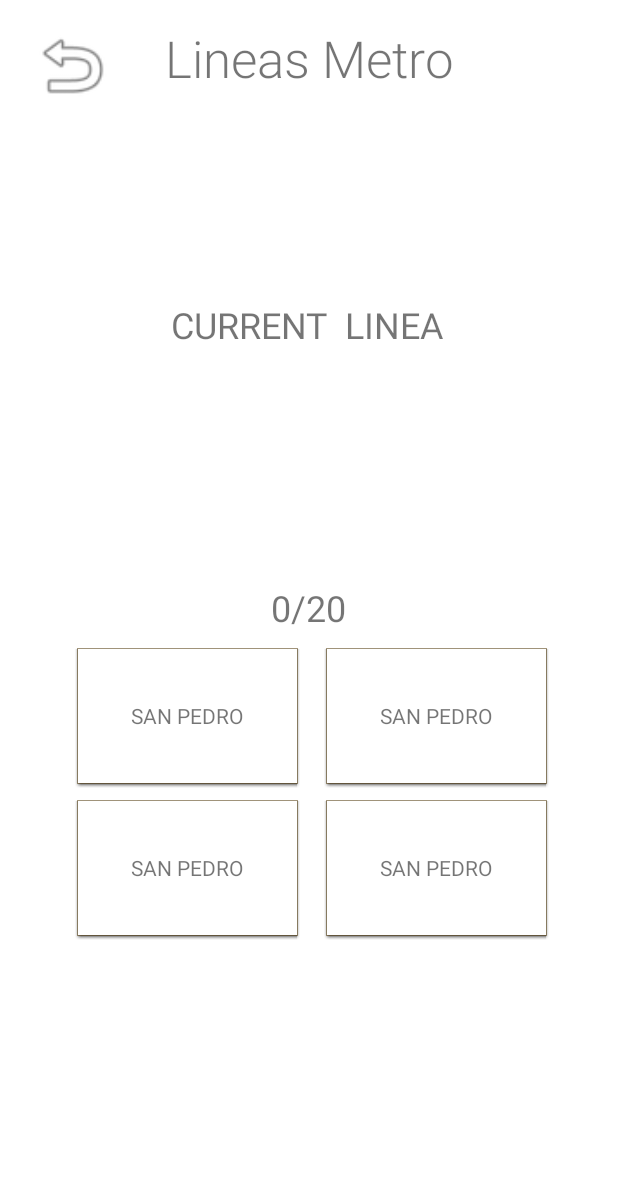
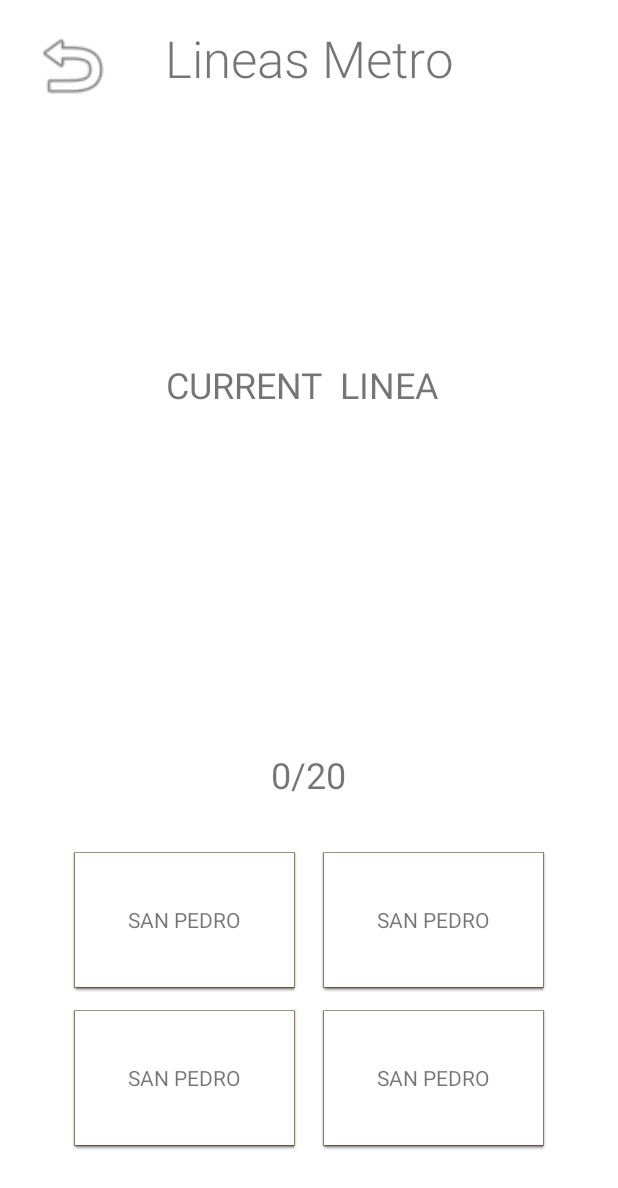
Before and after one commit to jcrucesdeveloper/Metro-metro, an Android app: the PlayGameActivity screen opened directly, with no data from a screen before it, on a phone screen of 412 x 824 dp. Shown: the top 1188 px of the screen. Run offline under Robolectric (Android 15) with nearby library versions, the phone set to English and light mode, and no system bars.

Commit message:
feat(pickerAlternatives): WIP pickerAlternatives

```diff
--- a/app/src/main/java/com/jorgecruces/metrometro/activities/MainActivity.java
+++ b/app/src/main/java/com/jorgecruces/metrometro/activities/MainActivity.java
@@ -2,15 +2,14 @@ package com.jorgecruces.metrometro.activities;
 
 import android.content.Intent;
 import android.os.Bundle;
-import android.util.Log;
 import android.view.View;
 
 import androidx.annotation.Nullable;
 import androidx.appcompat.app.AppCompatActivity;
+import androidx.appcompat.app.AppCompatDelegate;
 
 import com.jorgecruces.metrometro.R;
 
-import java.util.ArrayList;
 
 public class MainActivity extends AppCompatActivity {
 
@@ -18,6 +17,7 @@ public class MainActivity extends AppCompatActivity {
     protected void onCreate(@Nullable Bundle savedInstanceState) {
         super.onCreate(savedInstanceState);
         setContentView(R.layout.activity_main);
+        AppCompatDelegate.setDefaultNightMode(AppCompatDelegate.MODE_NIGHT_NO);
     }
 
     public void goNextActivity(View view) {
--- a/app/src/main/res/layout/activity_play_game.xml
+++ b/app/src/main/res/layout/activity_play_game.xml
@@ -15,6 +15,7 @@
         android:layout_marginTop="16dp"
         android:layout_marginEnd="331dp"
         android:onClick="goBackToMenu"
+        android:contentDescription="Button"
         app:layout_constraintEnd_toEndOf="parent"
         app:layout_constraintHorizontal_bias="0.0"
         app:layout_constraintStart_toStartOf="parent"
@@ -37,31 +38,21 @@
         android:layout_width="150dp"
         android:layout_height="93dp"
         android:layout_marginStart="16dp"
-        android:layout_marginTop="8dp"
+        android:layout_marginTop="12dp"
+        android:layout_marginEnd="48dp"
         android:background="@android:drawable/editbox_dropdown_light_frame"
         android:gravity="center_horizontal|center_vertical"
         android:text="SAN PEDRO"
+        app:layout_constraintEnd_toEndOf="parent"
         app:layout_constraintStart_toEndOf="@+id/textViewAlternative3"
         app:layout_constraintTop_toBottomOf="@+id/textViewAlternative2" />
-
-    <TextView
-        android:id="@+id/textViewAlternative2"
-        android:layout_width="150dp"
-        android:layout_height="93dp"
-        android:layout_marginStart="16dp"
-        android:layout_marginTop="432dp"
-        android:background="@android:drawable/editbox_dropdown_light_frame"
-        android:gravity="center_horizontal|center_vertical"
-        android:text="SAN PEDRO"
-        app:layout_constraintStart_toEndOf="@+id/textViewAlternative1"
-        app:layout_constraintTop_toTopOf="parent" />
 
     <TextView
         android:id="@+id/textViewAlternative3"
         android:layout_width="150dp"
         android:layout_height="93dp"
-        android:layout_marginStart="50dp"
-        android:layout_marginTop="8dp"
+        android:layout_marginStart="48dp"
+        android:layout_marginTop="12dp"
         android:background="@android:drawable/editbox_dropdown_light_frame"
         android:gravity="center_horizontal|center_vertical"
         android:text="SAN PEDRO"
@@ -72,23 +63,11 @@
         android:id="@+id/textViewAlternative1"
         android:layout_width="150dp"
         android:layout_height="93dp"
-        android:layout_marginStart="50dp"
-        android:layout_marginTop="432dp"
+        android:layout_marginStart="48dp"
+        android:layout_marginTop="568dp"
         android:background="@android:drawable/editbox_dropdown_light_frame"
         android:gravity="center_horizontal|center_vertical"
         android:text="SAN PEDRO"
-        app:layout_constraintStart_toStartOf="parent"
-        app:layout_constraintTop_toTopOf="parent" />
-
-    <TextView
-        android:id="@+id/textViewCurrentStation"
-        android:layout_width="wrap_content"
-        android:layout_height="wrap_content"
-        android:layout_marginTop="200dp"
-        android:text="CURRENT  LINEA"
-        android:textSize="24sp"
-        app:layout_constraintEnd_toEndOf="parent"
-        app:layout_constraintHorizontal_bias="0.497"
         app:layout_constraintStart_toStartOf="parent"
         app:layout_constraintTop_toTopOf="parent" />
 
@@ -96,9 +75,11 @@
         android:layout_width="wrap_content"
         android:layout_height="wrap_content"
         android:layout_marginStart="180dp"
-        android:layout_marginTop="156dp"
+        android:layout_marginTop="228dp"
         android:layout_marginEnd="181dp"
+        android:layout_marginBottom="36dp"
         android:orientation="horizontal"
+        app:layout_constraintBottom_toTopOf="@+id/textViewAlternative1"
         app:layout_constraintEnd_toEndOf="parent"
         app:layout_constraintStart_toStartOf="parent"
         app:layout_constraintTop_toBottomOf="@+id/textViewCurrentStation">
@@ -125,4 +106,43 @@
             android:textSize="24sp" />
     </LinearLayout>
 
+    <TextView
+        android:id="@+id/textViewAlternative2"
+        android:layout_width="150dp"
+        android:layout_height="93dp"
+        android:layout_marginStart="16dp"
+        android:layout_marginTop="568dp"
+        android:layout_marginEnd="48dp"
+        android:background="@android:drawable/editbox_dropdown_light_frame"
+        android:gravity="center_horizontal|center_vertical"
+        android:text="SAN PEDRO"
+        app:layout_constraintEnd_toEndOf="parent"
+        app:layout_constraintStart_toEndOf="@+id/textViewAlternative1"
+        app:layout_constraintTop_toTopOf="parent" />
+
+    <TextView
+        android:id="@+id/textViewCurrentStation"
+        android:layout_width="wrap_content"
+        android:layout_height="wrap_content"
+        android:layout_marginTop="240dp"
+        android:text="CURRENT  LINEA"
+        android:textSize="24sp"
+        app:layout_constraintEnd_toEndOf="parent"
+        app:layout_constraintHorizontal_bias="0.48"
+        app:layout_constraintStart_toStartOf="parent"
+        app:layout_constraintTop_toTopOf="parent" />
+
+    <LinearLayout
+        android:layout_width="wrap_content"
+        android:layout_height="wrap_content"
+        android:layout_marginStart="180dp"
+        android:layout_marginTop="150dp"
+        android:layout_marginEnd="181dp"
+        android:orientation="horizontal"
+        app:layout_constraintEnd_toEndOf="parent"
+        app:layout_constraintStart_toStartOf="parent"
+        app:layout_constraintTop_toBottomOf="@+id/textViewCurrentStation">
+
+    </LinearLayout>
+
 </androidx.constraintlayout.widget.ConstraintLayout>
--- a/app/src/main/res/values-night/themes.xml
+++ b/app/src/main/res/values-night/themes.xml
@@ -1,13 +1,13 @@
 <resources xmlns:tools="http://schemas.android.com/tools">
     <!-- Base application theme. -->
-    <style name="Theme.MetroMetro" parent="Theme.MaterialComponents.DayNight.NoActionBar">
+    <style name="Theme.MetroMetro" parent="Theme.MaterialComponents.Light.NoActionBar">
         <!-- Primary brand color. -->
-        <item name="colorPrimary">@color/purple_200</item>
+        <item name="colorPrimary">@color/purple_500</item>
         <item name="colorPrimaryVariant">@color/purple_700</item>
-        <item name="colorOnPrimary">@color/black</item>
+        <item name="colorOnPrimary">@color/white</item>
         <!-- Secondary brand color. -->
         <item name="colorSecondary">@color/teal_200</item>
-        <item name="colorSecondaryVariant">@color/teal_200</item>
+        <item name="colorSecondaryVariant">@color/teal_700</item>
         <item name="colorOnSecondary">@color/black</item>
         <!-- Status bar color. -->
         <item name="android:statusBarColor" tools:targetApi="l">?attr/colorPrimaryVariant</item>
--- a/app/src/main/res/values/themes.xml
+++ b/app/src/main/res/values/themes.xml
@@ -1,6 +1,6 @@
 <resources xmlns:tools="http://schemas.android.com/tools">
     <!-- Base application theme. -->
-    <style name="Theme.MetroMetro" parent="Theme.MaterialComponents.DayNight.NoActionBar">
+    <style name="Theme.MetroMetro" parent="Theme.MaterialComponents.Light.NoActionBar">
         <!-- Primary brand color. -->
         <item name="colorPrimary">@color/purple_500</item>
         <item name="colorPrimaryVariant">@color/purple_700</item>
```
Also changed, not shown: app/src/main/java/com/jorgecruces/metrometro/logic/PickerStationsAlternative.java (+15 -23 lines), 1 other file.
